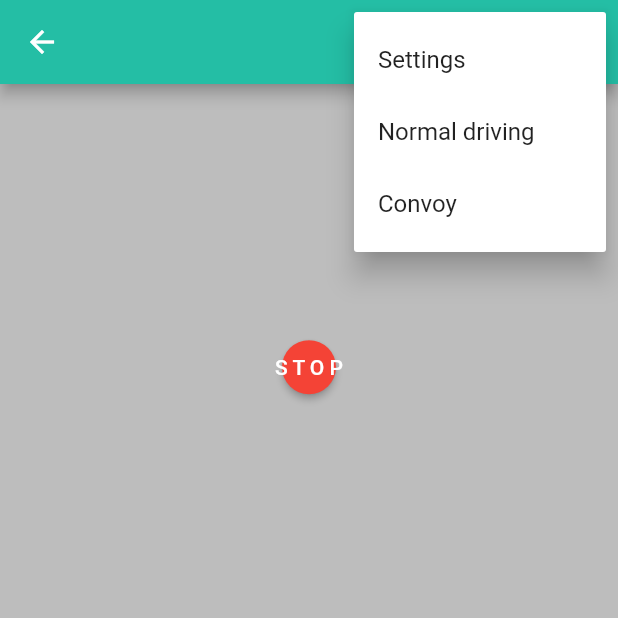
After one commit to Proteus-TURO/turo_app, a Flutter app: the AutoDriving screen opened directly, after a tap on the "more vert" icon, on a phone screen of 412 x 824 dp, the top half of it. The commit adds this screen. Run offline on Flutter 3.47's test engine with Material 2 defaults, Android fonts, the phone set to English and light mode, and no system bars; missing offline and left inert: flutter_joystick, wifi_iot.

Commit message:
Different layout and logical changes

```diff
--- /dev/null
+++ b/lib/AutoDriving.dart
@@ -0,0 +1,72 @@
+import 'package:appui/Controller.dart';
+import 'package:flutter/material.dart';
+import 'WlanConnect.dart';
+import 'package:flutter/services.dart';
+import 'package:appui/Configure.dart';
+
+class AutoDriving extends StatefulWidget {
+  @override
+  _AutoDrivingState createState() => _AutoDrivingState();
+}
+
+class _AutoDrivingState extends State<AutoDriving> {
+
+  @override
+  void initState() {
+    super.initState();
+    // Set the portrait mode here
+    SystemChrome.setPreferredOrientations([
+      DeviceOrientation.portraitUp,
+      DeviceOrientation.portraitDown
+    ]);
+  }
+
+  @override
+  Widget build(BuildContext context) {
+    final currentWidth = MediaQuery.of(context).size.width;
+    final currentHeight = MediaQuery.of(context).size.height;
+    return Scaffold(
+      backgroundColor: Colors.black26,
+      appBar: AppBar(
+        title: const Text(''),
+        backgroundColor: Color(0xFF24BEA5),
+        actions: [
+          PopupMenuButton(
+            itemBuilder: (context) => [
+              PopupMenuItem(child: Text('Settings'), value: 1),
+              PopupMenuItem(child: Text('Normal driving'), value: 2),
+              PopupMenuItem(child: Text('Convoy'), value: 3),
+            ],
+            onSelected: (value) {
+              if (value == 1) {
+                Navigator.push(context, MaterialPageRoute(builder: (context) => Configure()));
+              } else if (value == 2) {
+                Navigator.push(context, MaterialPageRoute(builder: (context) => JoystickExampleApp()));
+              } else {
+                print("To be continued");
+              }
+            },
+          ),
+        ],
+      ),
+      body: Center(
+        child: Column(
+          mainAxisAlignment: MainAxisAlignment.start,
+          children: [
+            SizedBox(height: currentHeight / 5),
+            ElevatedButton(
+              onPressed: () {
+                Navigator.push(context, MaterialPageRoute(builder: (context) => ConnectWlan()));
+              },
+              child: Text('S T O P'),
+              style: ElevatedButton.styleFrom(
+                primary: Colors.red,
+                shape: CircleBorder(),
+              ),
+            ),
+          ],
+        ),
+      ),
+    );
+  }
+}
--- a/lib/Configure.dart
+++ b/lib/Configure.dart
@@ -58,7 +58,7 @@ class _ConfigureState extends State<Configure> {
                   },
               child:
               Text(
-                'Connect',
+                'Save',
                 style: TextStyle(
                   shadows: [],
                   color: const Color(
--- a/lib/WlanConnect.dart
+++ b/lib/WlanConnect.dart
@@ -1,3 +1,4 @@
+import 'package:appui/Controller.dart';
 import 'package:flutter/material.dart';
 import 'package:wifi_iot/wifi_iot.dart';
 import 'Configure.dart';
@@ -86,7 +87,7 @@ class _MyAppState extends State<ConnectWlan> {
             height: currentHeight / 19,
             child: ElevatedButton(
               onPressed: () {
-                Navigator.push(context, MaterialPageRoute(builder: (context) => Configure()));
+                Navigator.push(context, MaterialPageRoute(builder: (context) => JoystickExampleApp()));
               },
               child: Text(
                 'Connect',
```
Also changed, not shown: lib/Controller.dart (+17 -37 lines).
